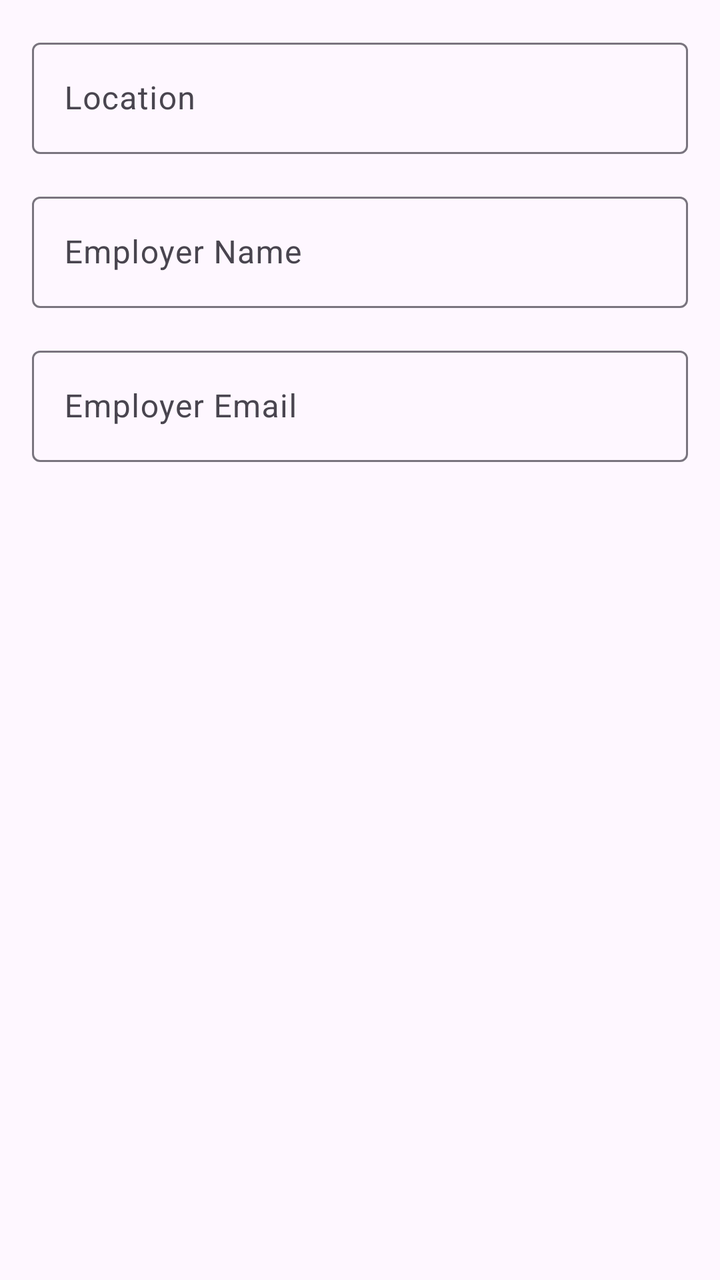
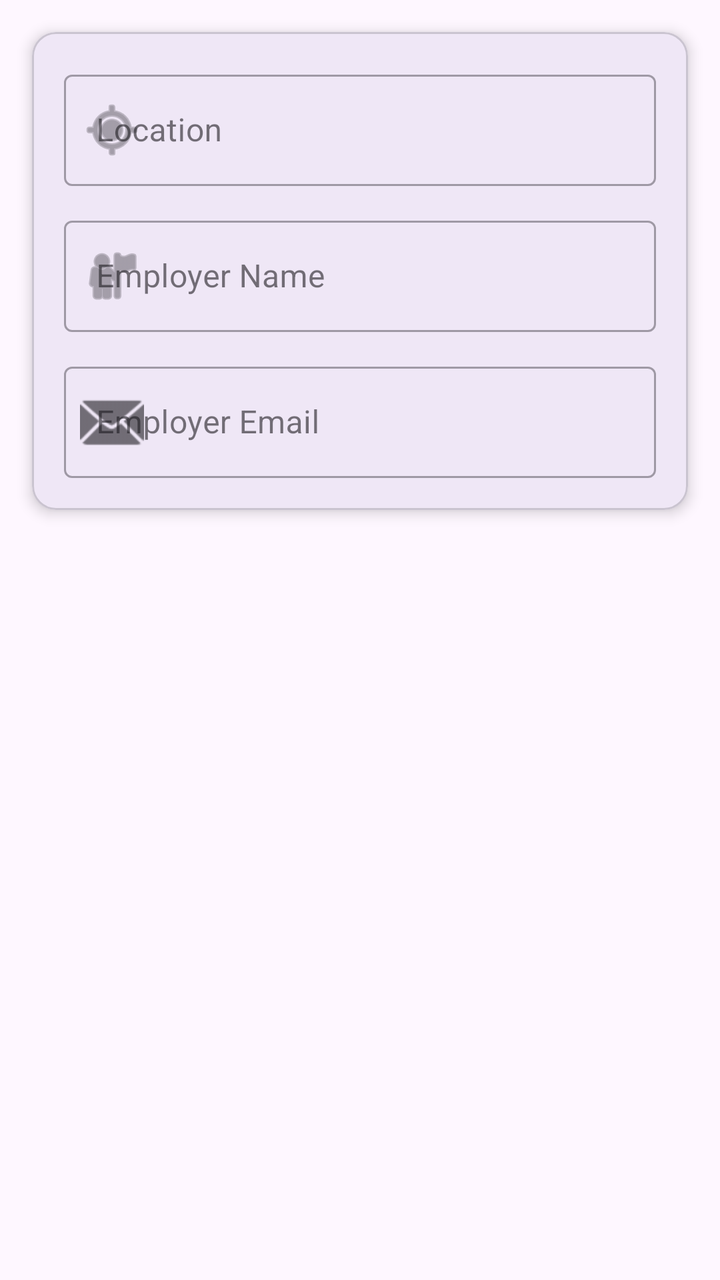

Screens rendered from an Android XML layout before and after an edit, with the pre-edit source and the edit as a unified diff.
<!-- AndroidManifest.xml: application theme Theme.TimeTracker -->
<!-- res/layout/fragment_job_detail.xml -->
<?xml version="1.0" encoding="utf-8"?>
<androidx.constraintlayout.widget.ConstraintLayout xmlns:android="http://schemas.android.com/apk/res/android"
    xmlns:app="http://schemas.android.com/apk/res-auto"
    xmlns:tools="http://schemas.android.com/tools"
    android:layout_width="match_parent"
    android:layout_height="match_parent">

    <com.google.android.material.textfield.TextInputLayout
        android:id="@+id/layout_job_location"
        android:layout_width="match_parent"
        android:layout_height="wrap_content"
        android:layout_marginStart="16dp"
        android:layout_marginTop="16dp"
        android:layout_marginEnd="16dp"
        android:hint="Location"
        app:layout_constraintTop_toTopOf="parent">

        <com.google.android.material.textfield.TextInputEditText
            android:id="@+id/edit_job_location"
            android:layout_width="match_parent"
            android:layout_height="wrap_content"
            android:inputType="textCapWords" />
    </com.google.android.material.textfield.TextInputLayout>

    <com.google.android.material.textfield.TextInputLayout
        android:id="@+id/layout_employer_name"
        android:layout_width="match_parent"
        android:layout_height="wrap_content"
        android:layout_marginStart="16dp"
        android:layout_marginTop="16dp"
        android:layout_marginEnd="16dp"
        android:hint="Employer Name"
        app:layout_constraintTop_toBottomOf="@id/layout_job_location">

        <com.google.android.material.textfield.TextInputEditText
            android:id="@+id/edit_employer_name"
            android:layout_width="match_parent"
            android:layout_height="wrap_content"
            android:inputType="textCapWords" />
    </com.google.android.material.textfield.TextInputLayout>

    <com.google.android.material.textfield.TextInputLayout
        android:id="@+id/layout_employer_email"
        android:layout_width="match_parent"
        android:layout_height="wrap_content"
        android:layout_marginStart="16dp"
        android:layout_marginTop="16dp"
        android:layout_marginEnd="16dp"
        android:hint="Employer Email"
        app:layout_constraintTop_toBottomOf="@id/layout_employer_name">

        <com.google.android.material.textfield.TextInputEditText
            android:id="@+id/edit_employer_email"
            android:layout_width="match_parent"
            android:layout_height="wrap_content"
            android:inputType="textEmailAddress" />
    </com.google.android.material.textfield.TextInputLayout>

    <androidx.recyclerview.widget.RecyclerView
        android:id="@+id/recyclerview_times"
        android:layout_width="0dp"
        android:layout_height="0dp"
        android:layout_marginTop="16dp"
        android:clipToPadding="false"
        android:paddingBottom="88dp"
        app:layout_constraintBottom_toBottomOf="parent"
        app:layout_constraintEnd_toEndOf="parent"
        app:layout_constraintStart_toStartOf="parent"
        app:layout_constraintTop_toBottomOf="@id/layout_employer_email"
        tools:listitem="@layout/item_time" />

</androidx.constraintlayout.widget.ConstraintLayout>
<!-- res/layout/item_time.xml (included above) -->
<?xml version="1.0" encoding="utf-8"?>
<com.google.android.material.card.MaterialCardView xmlns:android="http://schemas.android.com/apk/res/android"
    xmlns:app="http://schemas.android.com/apk/res-auto"
    android:layout_width="match_parent"
    android:layout_height="wrap_content"
    android:layout_margin="8dp"
    app:cardElevation="4dp">

    <androidx.constraintlayout.widget.ConstraintLayout
        android:layout_width="match_parent"
        android:layout_height="wrap_content"
        android:padding="16dp">

        <LinearLayout
            android:id="@+id/text_container"
            android:layout_width="0dp"
            android:layout_height="wrap_content"
            android:orientation="vertical"
            app:layout_constraintBottom_toBottomOf="parent"
            app:layout_constraintEnd_toEndOf="parent"
            app:layout_constraintStart_toStartOf="parent"
            app:layout_constraintTop_toTopOf="parent">

            <TextView
                android:id="@+id/date_display"
                android:layout_width="match_parent"
                android:layout_height="wrap_content"
                android:textSize="16sp"
                android:textStyle="bold"
                android:layout_marginBottom="4dp" />

            <TextView
                android:id="@+id/work_time_display"
                android:layout_width="match_parent"
                android:layout_height="wrap_content"
                android:textSize="14sp" />

            <TextView
                android:id="@+id/lunch_display"
                android:layout_width="match_parent"
                android:layout_height="wrap_content"
                android:textSize="14sp"
                android:visibility="gone" />

            <TextView
                android:id="@+id/travel_display"
                android:layout_width="match_parent"
                android:layout_height="wrap_content"
                android:textSize="14sp"
                android:visibility="gone" />

            <TextView
                android:id="@+id/duration"
                android:layout_width="match_parent"
                android:layout_height="wrap_content"
                android:textStyle="bold"
                android:textSize="16sp"
                android:layout_marginTop="4dp" />
        </LinearLayout>

    </androidx.constraintlayout.widget.ConstraintLayout>
</com.google.android.material.card.MaterialCardView>
<!-- resources referenced by this layout -->
<resources>
  <style name="Theme.TimeTracker" parent="Base.Theme.TimeTracker" />
  <style name="Base.Theme.TimeTracker" parent="Theme.Material3.DayNight.NoActionBar">
          
          
      </style>
</resources>

<!-- the commit's change to res/layout/fragment_job_detail.xml (unified diff, before → after) -->
@@ -1,75 +1,91 @@
 <?xml version="1.0" encoding="utf-8"?>
-<androidx.constraintlayout.widget.ConstraintLayout xmlns:android="http://schemas.android.com/apk/res/android"
+<androidx.coordinatorlayout.widget.CoordinatorLayout xmlns:android="http://schemas.android.com/apk/res/android"
     xmlns:app="http://schemas.android.com/apk/res-auto"
     xmlns:tools="http://schemas.android.com/tools"
     android:layout_width="match_parent"
     android:layout_height="match_parent">
 
-    <com.google.android.material.textfield.TextInputLayout
-        android:id="@+id/layout_job_location"
+    <com.google.android.material.appbar.AppBarLayout
+        android:id="@+id/app_bar"
         android:layout_width="match_parent"
         android:layout_height="wrap_content"
-        android:layout_marginStart="16dp"
-        android:layout_marginTop="16dp"
-        android:layout_marginEnd="16dp"
-        android:hint="Location"
-        app:layout_constraintTop_toTopOf="parent">
+        android:background="@android:color/transparent"
+        app:elevation="0dp">
 
-        <com.google.android.material.textfield.TextInputEditText
-            android:id="@+id/edit_job_location"
+        <com.google.android.material.card.MaterialCardView
             android:layout_width="match_parent"
             android:layout_height="wrap_content"
-            android:inputType="textCapWords" />
-    </com.google.android.material.textfield.TextInputLayout>
+            android:layout_margin="16dp"
+            app:cardCornerRadius="12dp"
+            app:cardElevation="4dp">
 
-    <com.google.android.material.textfield.TextInputLayout
-        android:id="@+id/layout_employer_name"
-        android:layout_width="match_parent"
-        android:layout_height="wrap_content"
-        android:layout_marginStart="16dp"
-        android:layout_marginTop="16dp"
-        android:layout_marginEnd="16dp"
-        android:hint="Employer Name"
-        app:layout_constraintTop_toBottomOf="@id/layout_job_location">
+            <LinearLayout
+                android:layout_width="match_parent"
+                android:layout_height="wrap_content"
+                android:orientation="vertical"
+                android:padding="16dp">
 
-        <com.google.android.material.textfield.TextInputEditText
-            android:id="@+id/edit_employer_name"
-            android:layout_width="match_parent"
-            android:layout_height="wrap_content"
-            android:inputType="textCapWords" />
-    </com.google.android.material.textfield.TextInputLayout>
+                <com.google.android.material.textfield.TextInputLayout
+                    android:id="@+id/layout_job_location"
+                    style="@style/Widget.MaterialComponents.TextInputLayout.OutlinedBox"
+                    android:layout_width="match_parent"
+                    android:layout_height="wrap_content"
+                    android:hint="Location"
+                    app:startIconDrawable="@android:drawable/ic_menu_mylocation">
 
-    <com.google.android.material.textfield.TextInputLayout
-        android:id="@+id/layout_employer_email"
-        android:layout_width="match_parent"
-        android:layout_height="wrap_content"
-        android:layout_marginStart="16dp"
-        android:layout_marginTop="16dp"
-        android:layout_marginEnd="16dp"
-        android:hint="Employer Email"
-        app:layout_constraintTop_toBottomOf="@id/layout_employer_name">
+                    <com.google.android.material.textfield.TextInputEditText
+                        android:id="@+id/edit_job_location"
+                        android:layout_width="match_parent"
+                        android:layout_height="wrap_content"
+                        android:inputType="textCapWords" />
+                </com.google.android.material.textfield.TextInputLayout>
 
-        <com.google.android.material.textfield.TextInputEditText
-            android:id="@+id/edit_employer_email"
-            android:layout_width="match_parent"
-            android:layout_height="wrap_content"
-            android:inputType="textEmailAddress" />
-    </com.google.android.material.textfield.TextInputLayout>
+                <com.google.android.material.textfield.TextInputLayout
+                    android:id="@+id/layout_employer_name"
+                    style="@style/Widget.MaterialComponents.TextInputLayout.OutlinedBox"
+                    android:layout_width="match_parent"
+                    android:layout_height="wrap_content"
+                    android:layout_marginTop="12dp"
+                    android:hint="Employer Name"
+                    app:startIconDrawable="@android:drawable/ic_menu_myplaces">
+
+                    <com.google.android.material.textfield.TextInputEditText
+                        android:id="@+id/edit_employer_name"
+                        android:layout_width="match_parent"
+                        android:layout_height="wrap_content"
+                        android:inputType="textCapWords" />
+                </com.google.android.material.textfield.TextInputLayout>
+
+                <com.google.android.material.textfield.TextInputLayout
+                    android:id="@+id/layout_employer_email"
+                    style="@style/Widget.MaterialComponents.TextInputLayout.OutlinedBox"
+                    android:layout_width="match_parent"
+                    android:layout_height="wrap_content"
+                    android:layout_marginTop="12dp"
+                    android:hint="Employer Email"
+                    app:startIconDrawable="@android:drawable/ic_dialog_email">
+
+                    <com.google.android.material.textfield.TextInputEditText
+                        android:id="@+id/edit_employer_email"
+                        android:layout_width="match_parent"
+                        android:layout_height="wrap_content"
+                        android:inputType="textEmailAddress" />
+                </com.google.android.material.textfield.TextInputLayout>
+
+            </LinearLayout>
+        </com.google.android.material.card.MaterialCardView>
+    </com.google.android.material.appbar.AppBarLayout>
 
     <androidx.recyclerview.widget.RecyclerView
         android:id="@+id/recyclerview_times"
-        android:layout_width="0dp"
-        android:layout_height="0dp"
-        android:layout_marginTop="16dp"
+        android:layout_width="match_parent"
+        android:layout_height="match_parent"
         android:clipToPadding="false"
         android:paddingBottom="88dp"
-        app:layout_constraintBottom_toBottomOf="parent"
-        app:layout_constraintEnd_toEndOf="parent"
-        app:layout_constraintStart_toStartOf="parent"
-        app:layout_constraintTop_toBottomOf="@id/layout_employer_email"
+        app:layout_behavior="@string/appbar_scrolling_view_behavior"
         tools:listitem="@layout/item_time" />
 
-</androidx.constraintlayout.widget.ConstraintLayout>
+</androidx.coordinatorlayout.widget.CoordinatorLayout>
 <!-- res/layout/item_time.xml (included above) -->
 <?xml version="1.0" encoding="utf-8"?>
 <com.google.android.material.card.MaterialCardView xmlns:android="http://schemas.android.com/apk/res/android"
